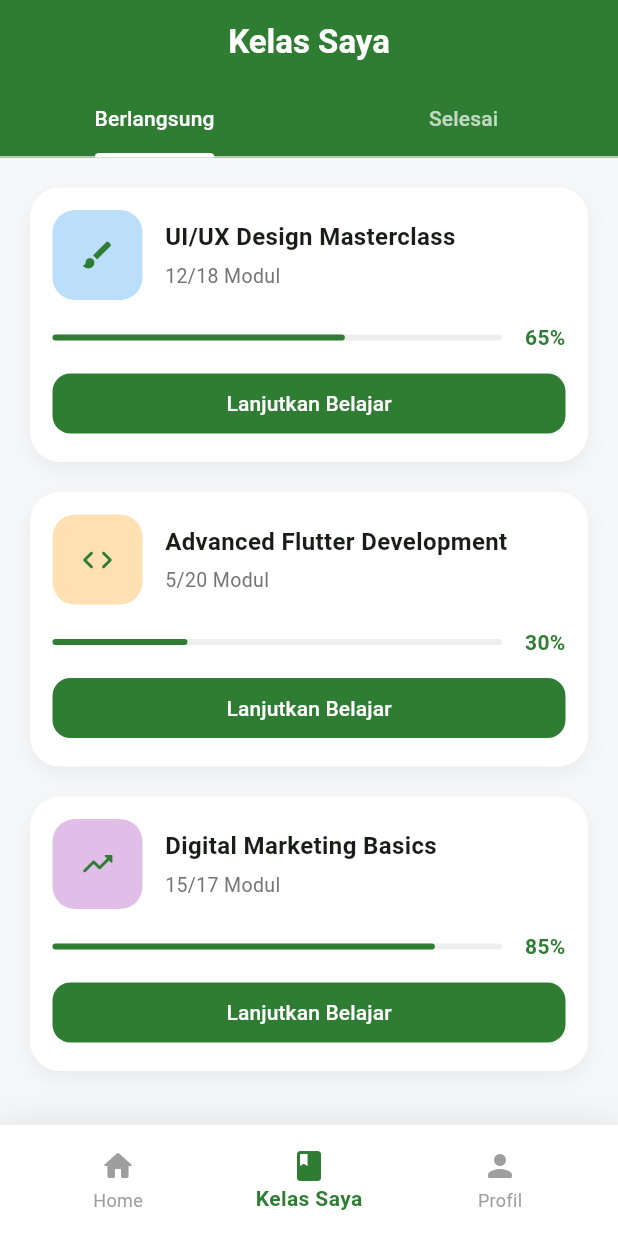
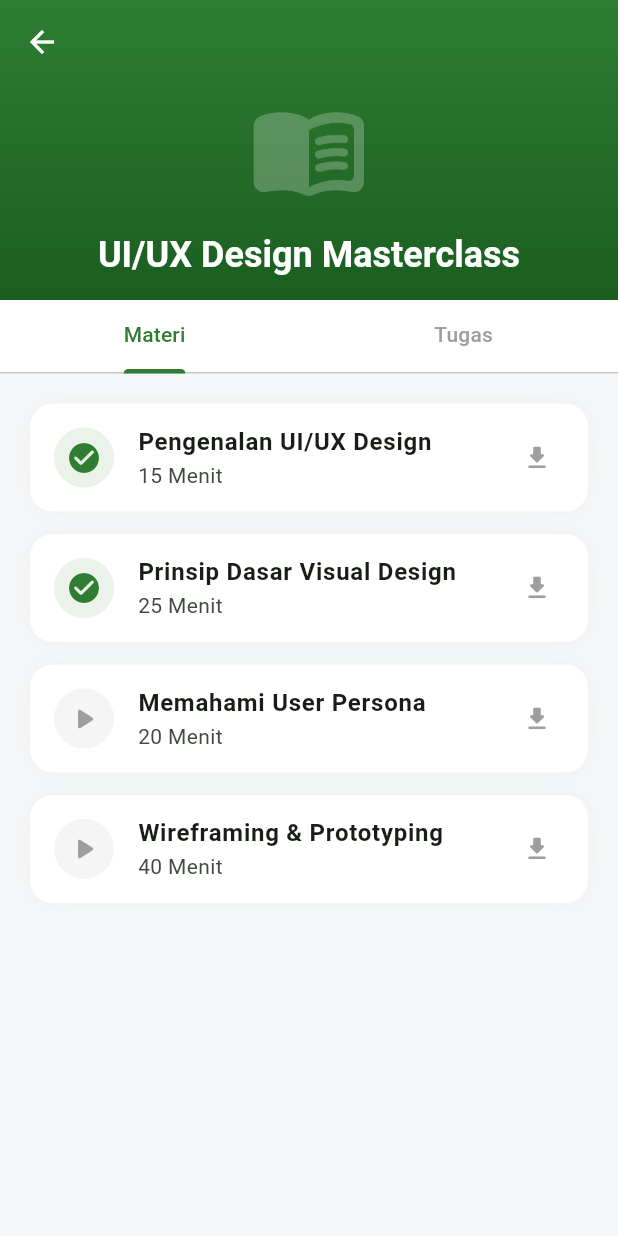
Before and after one commit to FirdausA76/uasmobile, a Flutter app: the screen it shows after launch, item 2 of the bottom bar chosen, after a tap on "Lanjutkan Belajar", on a phone screen of 412 x 824 dp. Run offline on Flutter 3.47's test engine with Material 3 defaults, Android fonts, the phone set to English and light mode, and no system bars.

Commit message:
menambahkan isi konten halaman detail kelas

```diff
--- /dev/null
+++ b/lib/detail_kelas_screen.dart
@@ -0,0 +1,206 @@
+import 'package:flutter/material.dart';
+
+class DetailKelasScreen extends StatelessWidget {
+  final String title;
+
+  const DetailKelasScreen({super.key, required this.title});
+
+  @override
+  Widget build(BuildContext context) {
+    return DefaultTabController(
+      length: 2,
+      child: Scaffold(
+        backgroundColor: const Color(0xFFF5F7F8),
+        body: NestedScrollView(
+          headerSliverBuilder: (BuildContext context, bool innerBoxIsScrolled) {
+            return <Widget>[
+              SliverAppBar(
+                expandedHeight: 200.0,
+                floating: false,
+                pinned: true,
+                backgroundColor: const Color(0xFF2E7D32),
+                iconTheme: const IconThemeData(color: Colors.white),
+                flexibleSpace: FlexibleSpaceBar(
+                  centerTitle: true,
+                  title: Text(
+                    title,
+                    style: const TextStyle(
+                      color: Colors.white,
+                      fontSize: 16.0,
+                      fontWeight: FontWeight.bold,
+                    ),
+                  ),
+                  background: Stack(
+                    fit: StackFit.expand,
+                    children: [
+                      Container(
+                        decoration: const BoxDecoration(
+                          gradient: LinearGradient(
+                            begin: Alignment.topCenter,
+                            end: Alignment.bottomCenter,
+                            colors: [Color(0xFF2E7D32), Color(0xFF1B5E20)],
+                          ),
+                        ),
+                      ),
+                      const Center(
+                        child: Icon(
+                          Icons.menu_book_rounded,
+                          size: 80,
+                          color: Colors.white24,
+                        ),
+                      ),
+                    ],
+                  ),
+                ),
+              ),
+              SliverPersistentHeader(
+                pinned: true,
+                delegate: _SliverAppBarDelegate(
+                  const TabBar(
+                    labelColor: Color(0xFF2E7D32),
+                    unselectedLabelColor: Colors.grey,
+                    indicatorColor: Color(0xFF2E7D32),
+                    indicatorWeight: 3,
+                    tabs: [
+                      Tab(text: "Materi"),
+                      Tab(text: "Tugas"),
+                    ],
+                  ),
+                ),
+              ),
+            ];
+          },
+          body: TabBarView(
+            children: [
+              _buildMateriList(),
+              _buildTugasList(),
+            ],
+          ),
+        ),
+      ),
+    );
+  }
+
+  Widget _buildMateriList() {
+    final materi = [
+      {'title': 'Pengenalan UI/UX Design', 'duration': '15 Menit', 'isCompleted': true},
+      {'title': 'Prinsip Dasar Visual Design', 'duration': '25 Menit', 'isCompleted': true},
+      {'title': 'Memahami User Persona', 'duration': '20 Menit', 'isCompleted': false},
+      {'title': 'Wireframing & Prototyping', 'duration': '40 Menit', 'isCompleted': false},
+    ];
+
+    return ListView.builder(
+      padding: const EdgeInsets.all(20),
+      itemCount: materi.length,
+      itemBuilder: (context, index) {
+        final item = materi[index];
+        return Container(
+          margin: const EdgeInsets.only(bottom: 15),
+          decoration: BoxDecoration(
+            color: Colors.white,
+            borderRadius: BorderRadius.circular(15),
+            boxShadow: [
+              BoxShadow(
+                color: Colors.black.withOpacity(0.03),
+                blurRadius: 10,
+              ),
+            ],
+          ),
+          child: ListTile(
+            leading: CircleAvatar(
+              backgroundColor: (item['isCompleted'] as bool)
+                  ? const Color(0xFF2E7D32).withOpacity(0.1)
+                  : Colors.grey[100],
+              child: Icon(
+                (item['isCompleted'] as bool) ? Icons.check_circle_rounded : Icons.play_arrow_rounded,
+                color: (item['isCompleted'] as bool) ? const Color(0xFF2E7D32) : Colors.grey,
+              ),
+            ),
+            title: Text(item['title'] as String, style: const TextStyle(fontWeight: FontWeight.bold)),
+            subtitle: Text(item['duration'] as String),
+            trailing: const Icon(Icons.download_rounded, size: 20, color: Colors.grey),
+          ),
+        );
+      },
+    );
+  }
+
+  Widget _buildTugasList() {
+    final tugas = [
+      {'title': 'Kuis 1: Dasar Desain', 'status': 'Selesai', 'deadline': 'Terkirim'},
+      {'title': 'Tugas Mandiri: Membuat Persona', 'status': 'Belum Selesai', 'deadline': '30 Des 2025'},
+    ];
+
+    return ListView.builder(
+      padding: const EdgeInsets.all(20),
+      itemCount: tugas.length,
+      itemBuilder: (context, index) {
+        final item = tugas[index];
+        return Container(
+          margin: const EdgeInsets.only(bottom: 15),
+          decoration: BoxDecoration(
+            color: Colors.white,
+            borderRadius: BorderRadius.circular(15),
+            boxShadow: [
+              BoxShadow(
+                color: Colors.black.withOpacity(0.03),
+                blurRadius: 10,
+              ),
+            ],
+          ),
+          child: ListTile(
+            leading: Container(
+              padding: const EdgeInsets.all(8),
+              decoration: BoxDecoration(
+                color: Colors.orange.withOpacity(0.1),
+                borderRadius: BorderRadius.circular(10),
+              ),
+              child: const Icon(Icons.assignment_rounded, color: Colors.orange),
+            ),
+            title: Text(item['title'] as String, style: const TextStyle(fontWeight: FontWeight.bold)),
+            subtitle: Text('Batas: ${item['deadline']}'),
+            trailing: Container(
+              padding: const EdgeInsets.symmetric(horizontal: 10, vertical: 5),
+              decoration: BoxDecoration(
+                color: (item['status'] == 'Selesai') ? Colors.green[50] : Colors.red[50],
+                borderRadius: BorderRadius.circular(10),
+              ),
+              child: Text(
+                item['status'] as String,
+                style: TextStyle(
+                  color: (item['status'] == 'Selesai') ? Colors.green : Colors.red,
+                  fontSize: 10,
+                  fontWeight: FontWeight.bold,
+                ),
+              ),
+            ),
+          ),
+        );
+      },
+    );
+  }
+}
+
+class _SliverAppBarDelegate extends SliverPersistentHeaderDelegate {
+  _SliverAppBarDelegate(this._tabBar);
+
+  final TabBar _tabBar;
+
+  @override
+  double get minExtent => _tabBar.preferredSize.height;
+  @override
+  double get maxExtent => _tabBar.preferredSize.height;
+
+  @override
+  Widget build(BuildContext context, double shrinkOffset, bool overlapsContent) {
+    return Container(
+      color: Colors.white,
+      child: _tabBar,
+    );
+  }
+
+  @override
+  bool shouldRebuild(_SliverAppBarDelegate oldDelegate) {
+    return false;
+  }
+}
--- a/lib/home_screen.dart
+++ b/lib/home_screen.dart
@@ -1,5 +1,6 @@
 import 'package:flutter/material.dart';
 import 'notifikasi_screen.dart';
+import 'detail_kelas_screen.dart';
 
 class HomeScreen extends StatelessWidget {
   const HomeScreen({super.key});
@@ -16,9 +17,9 @@ class HomeScreen extends StatelessWidget {
             const SizedBox(height: 20),
             _buildCategories(),
             const SizedBox(height: 25),
-            _buildContinueLearning(),
+            _buildContinueLearning(context),
             const SizedBox(height: 25),
-            _buildPopularCourses(),
+            _buildPopularCourses(context),
             const SizedBox(height: 20),
           ],
         ),
@@ -168,7 +169,7 @@ class HomeScreen extends StatelessWidget {
     );
   }
 
-  Widget _buildContinueLearning() {
+  Widget _buildContinueLearning(BuildContext context) {
     return Padding(
       padding: const EdgeInsets.symmetric(horizontal: 20),
       child: Column(
@@ -179,7 +180,15 @@ class HomeScreen extends StatelessWidget {
             style: TextStyle(fontSize: 18, fontWeight: FontWeight.bold),
           ),
           const SizedBox(height: 15),
-          Container(
+          InkWell(
+            onTap: () {
+              Navigator.push(
+                context,
+                MaterialPageRoute(builder: (context) => const DetailKelasScreen(title: 'UI/UX Design Masterclass')),
+              );
+            },
+            borderRadius: BorderRadius.circular(20),
+            child: Container(
               padding: const EdgeInsets.all(15),
               decoration: BoxDecoration(
                 color: Colors.white,
@@ -222,12 +231,13 @@ class HomeScreen extends StatelessWidget {
                 ],
               ),
             ),
+          ),
         ],
       ),
     );
   }
 
-  Widget _buildPopularCourses() {
+  Widget _buildPopularCourses(BuildContext context) {
     final courses = [
       {'title': 'Fullstack Flutter Developer', 'instructor': 'Alex Johnson', 'price': 'Gratis', 'rating': '4.9'},
       {'title': 'Data Science Basics', 'instructor': 'Sarah Lee', 'price': 'Berbayar', 'rating': '4.8'},
@@ -259,7 +269,15 @@ class HomeScreen extends StatelessWidget {
           padding: const EdgeInsets.symmetric(horizontal: 20),
           itemCount: courses.length,
           itemBuilder: (context, index) {
-            return Container(
+            return InkWell(
+              onTap: () {
+                Navigator.push(
+                  context,
+                  MaterialPageRoute(builder: (context) => DetailKelasScreen(title: courses[index]['title']!)),
+                );
+              },
+              borderRadius: BorderRadius.circular(20),
+              child: Container(
                 margin: const EdgeInsets.only(bottom: 15),
                 padding: const EdgeInsets.all(12),
                 decoration: BoxDecoration(
@@ -314,6 +332,7 @@ class HomeScreen extends StatelessWidget {
                     ),
                   ],
                 ),
+              ),
             );
           },
         ),
--- a/lib/kelas_saya_screen.dart
+++ b/lib/kelas_saya_screen.dart
@@ -1,4 +1,5 @@
 import 'package:flutter/material.dart';
+import 'detail_kelas_screen.dart';
 
 class KelasSayaScreen extends StatelessWidget {
   const KelasSayaScreen({super.key});
@@ -136,7 +137,14 @@ class KelasSayaScreen extends StatelessWidget {
               SizedBox(
                 width: double.infinity,
                 child: ElevatedButton(
-                  onPressed: () {},
+                  onPressed: () {
+                    Navigator.push(
+                      context,
+                      MaterialPageRoute(
+                        builder: (context) => DetailKelasScreen(title: course['title'] as String),
+                      ),
+                    );
+                  },
                   style: ElevatedButton.styleFrom(
                     backgroundColor: const Color(0xFF2E7D32),
                     foregroundColor: Colors.white,
@@ -180,7 +188,17 @@ class KelasSayaScreen extends StatelessWidget {
       itemCount: completedCourses.length,
       itemBuilder: (context, index) {
         final course = completedCourses[index];
-        return Container(
+        return InkWell(
+          onTap: () {
+            Navigator.push(
+              context,
+              MaterialPageRoute(
+                builder: (context) => DetailKelasScreen(title: course['title'] as String),
+              ),
+            );
+          },
+          borderRadius: BorderRadius.circular(20),
+          child: Container(
             margin: const EdgeInsets.only(bottom: 15),
             padding: const EdgeInsets.all(15),
             decoration: BoxDecoration(
@@ -224,6 +242,7 @@ class KelasSayaScreen extends StatelessWidget {
                 const Icon(Icons.verified_rounded, color: Colors.blue),
               ],
             ),
+          ),
         );
       },
     );
```
Lines whose indentation alone changed are shown as unchanged.
